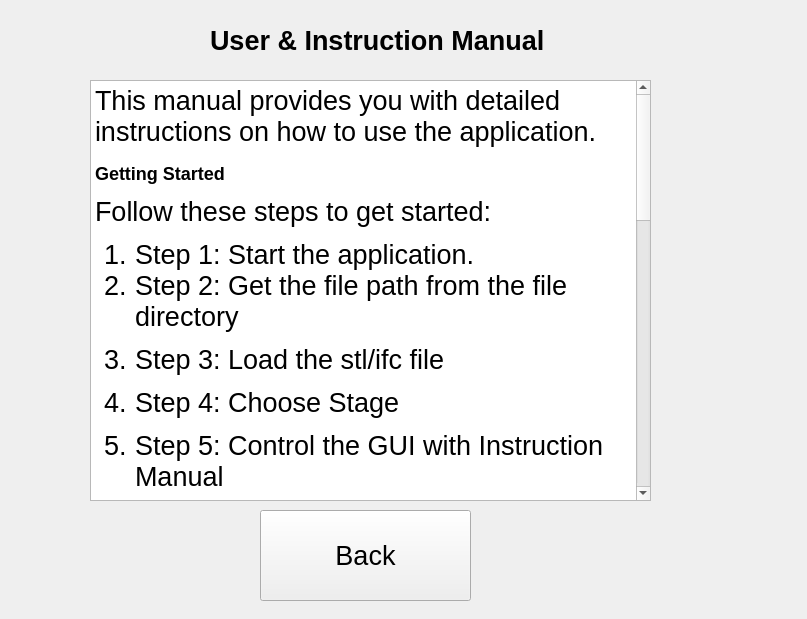
First picture: the form in Greyform-linux/Python_Application/UI_Design/usermanual.ui, repository mokzhizhuan/GreyForm_UIs, before the edit.
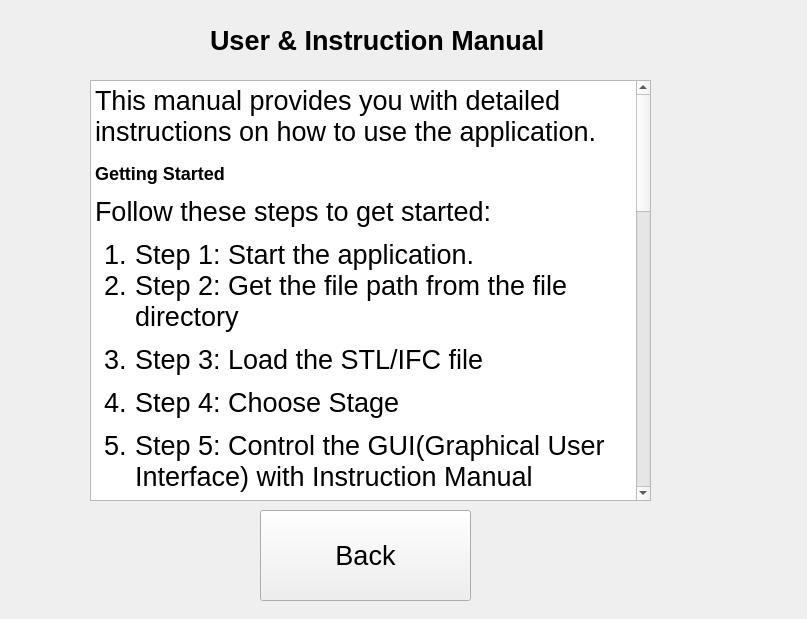
Second picture: the form after the edit.

```diff
--- a/Greyform-linux/Python_Application/UI_Design/usermanual.ui
+++ b/Greyform-linux/Python_Application/UI_Design/usermanual.ui
@@ -32,22 +32,22 @@
 &lt;p style=&quot; margin-top:12px; margin-bottom:12px; margin-left:0px; margin-right:0px; -qt-block-indent:0; text-indent:0px;&quot;&gt;&lt;span style=&quot; font-size:20pt;&quot;&gt;Follow these steps to get started:        &lt;/span&gt;&lt;/p&gt;
 &lt;ol style=&quot;margin-top: 0px; margin-bottom: 0px; margin-left: 0px; margin-right: 0px; -qt-list-indent: 1;&quot;&gt;&lt;li style=&quot; font-size:20pt;&quot; style=&quot; margin-top:12px; margin-bottom:0px; margin-left:0px; margin-right:0px; -qt-block-indent:0; text-indent:0px;&quot;&gt;Step 1: Start the application.            &lt;/li&gt;
 &lt;li style=&quot; font-size:20pt;&quot; style=&quot; margin-top:0px; margin-bottom:12px; margin-left:0px; margin-right:0px; -qt-block-indent:0; text-indent:0px;&quot;&gt;Step 2: Get the file path from the file directory&lt;/li&gt;
-&lt;li style=&quot; font-size:20pt;&quot; style=&quot; margin-top:0px; margin-bottom:12px; margin-left:0px; margin-right:0px; -qt-block-indent:0; text-indent:0px;&quot;&gt;Step 3: Load the stl/ifc file&lt;/li&gt;
+&lt;li style=&quot; font-size:20pt;&quot; style=&quot; margin-top:0px; margin-bottom:12px; margin-left:0px; margin-right:0px; -qt-block-indent:0; text-indent:0px;&quot;&gt;Step 3: Load the STL/IFC file&lt;/li&gt;
 &lt;li style=&quot; font-size:20pt;&quot; style=&quot; margin-top:0px; margin-bottom:12px; margin-left:0px; margin-right:0px; -qt-block-indent:0; text-indent:0px;&quot;&gt;Step 4: Choose Stage&lt;/li&gt;
-&lt;li style=&quot; font-size:20pt;&quot; style=&quot; margin-top:0px; margin-bottom:12px; margin-left:0px; margin-right:0px; -qt-block-indent:0; text-indent:0px;&quot;&gt;Step 5: Control the GUI with Instruction Manual&lt;/li&gt;
-&lt;li style=&quot; font-size:20pt;&quot; style=&quot; margin-top:0px; margin-bottom:12px; margin-left:0px; margin-right:0px; -qt-block-indent:0; text-indent:0px;&quot;&gt;Step 6: Mark the PBU&lt;/li&gt;
+&lt;li style=&quot; font-size:20pt;&quot; style=&quot; margin-top:0px; margin-bottom:12px; margin-left:0px; margin-right:0px; -qt-block-indent:0; text-indent:0px;&quot;&gt;Step 5: Control the GUI(Graphical User Interface) with Instruction Manual&lt;/li&gt;
+&lt;li style=&quot; font-size:20pt;&quot; style=&quot; margin-top:0px; margin-bottom:12px; margin-left:0px; margin-right:0px; -qt-block-indent:0; text-indent:0px;&quot;&gt;Step 6: Mark the PBU(Pre-Fabricated Bathroom Unit)&lt;/li&gt;
 &lt;li style=&quot; font-size:20pt;&quot; style=&quot; margin-top:0px; margin-bottom:12px; margin-left:0px; margin-right:0px; -qt-block-indent:0; text-indent:0px;&quot;&gt; Step 7: Confirm your Marking&lt;/li&gt;
 &lt;li style=&quot; font-size:20pt;&quot; style=&quot; margin-top:0px; margin-bottom:12px; margin-left:0px; margin-right:0px; -qt-block-indent:0; text-indent:0px;&quot;&gt;Step 8: Enable Robot for localization                 &lt;/li&gt;&lt;/ol&gt;
 &lt;h2 style=&quot; margin-top:16px; margin-bottom:12px; margin-left:0px; margin-right:0px; -qt-block-indent:0; text-indent:0px;&quot;&gt;&lt;span style=&quot; font-size:20pt; font-weight:600;&quot;&gt;Features        &lt;/span&gt;&lt;/h2&gt;
 &lt;p style=&quot; margin-top:12px; margin-bottom:12px; margin-left:0px; margin-right:0px; -qt-block-indent:0; text-indent:0px;&quot;&gt;&lt;span style=&quot; font-size:20pt;&quot;&gt;Here are some key features of the application:        &lt;/span&gt;&lt;/p&gt;
 &lt;ul style=&quot;margin-top: 0px; margin-bottom: 0px; margin-left: 0px; margin-right: 0px; -qt-list-indent: 1;&quot;&gt;&lt;li style=&quot; font-size:20pt;&quot; style=&quot; margin-top:12px; margin-bottom:0px; margin-left:0px; margin-right:0px; -qt-block-indent:0; text-indent:0px;&quot;&gt;File Directory&lt;/li&gt;
 &lt;li style=&quot; font-size:20pt;&quot; style=&quot; margin-top:12px; margin-bottom:0px; margin-left:0px; margin-right:0px; -qt-block-indent:0; text-indent:0px;&quot;&gt;Stl/ifc frame display            &lt;/li&gt;
-&lt;li style=&quot; font-size:20pt;&quot; style=&quot; margin-top:0px; margin-bottom:12px; margin-left:0px; margin-right:0px; -qt-block-indent:0; text-indent:0px;&quot;&gt;Gui Display controls&lt;/li&gt;
+&lt;li style=&quot; font-size:20pt;&quot; style=&quot; margin-top:0px; margin-bottom:12px; margin-left:0px; margin-right:0px; -qt-block-indent:0; text-indent:0px;&quot;&gt;GUI(Graphical User Interface) Display controls&lt;/li&gt;
 &lt;li style=&quot; font-size:20pt;&quot; style=&quot; margin-top:0px; margin-bottom:12px; margin-left:0px; margin-right:0px; -qt-block-indent:0; text-indent:0px;&quot;&gt;Postion of the Actor&lt;/li&gt;
 &lt;li style=&quot; font-size:20pt;&quot; style=&quot; margin-top:0px; margin-bottom:12px; margin-left:0px; margin-right:0px; -qt-block-indent:0; text-indent:0px;&quot;&gt;Settings&lt;/li&gt;
 &lt;li style=&quot; font-size:20pt;&quot; style=&quot; margin-top:0px; margin-bottom:12px; margin-left:0px; margin-right:0px; -qt-block-indent:0; text-indent:0px;&quot;&gt;Collision&lt;/li&gt;&lt;/ul&gt;
 &lt;p style=&quot;-qt-paragraph-type:empty; margin-top:0px; margin-bottom:12px; margin-left:0px; margin-right:0px; -qt-block-indent:0; text-indent:0px; font-size:20pt;&quot;&gt;&lt;br /&gt;&lt;/p&gt;
-&lt;p style=&quot; margin-top:0px; margin-bottom:12px; margin-left:0px; margin-right:0px; -qt-block-indent:0; text-indent:0px;&quot;&gt;&lt;span style=&quot; font-size:20pt; font-weight:600;&quot;&gt;GUI Instruction :&lt;/span&gt;&lt;/p&gt;
+&lt;p style=&quot; margin-top:0px; margin-bottom:12px; margin-left:0px; margin-right:0px; -qt-block-indent:0; text-indent:0px;&quot;&gt;&lt;span style=&quot; font-size:20pt; font-weight:600;&quot;&gt;GUI(Graphical User Interface) Instruction :&lt;/span&gt;&lt;/p&gt;
 &lt;p style=&quot; margin-top:0px; margin-bottom:12px; margin-left:0px; margin-right:0px; -qt-block-indent:0; text-indent:0px;&quot;&gt;&lt;span style=&quot; font-size:20pt;&quot;&gt;Press right click to go inside the PBU view&lt;/span&gt;&lt;/p&gt;
 &lt;p style=&quot; margin-top:0px; margin-bottom:12px; margin-left:0px; margin-right:0px; -qt-block-indent:0; text-indent:0px;&quot;&gt;&lt;span style=&quot; font-size:20pt;&quot;&gt;Up , down left, right for the camera&lt;/span&gt;&lt;/p&gt;
 &lt;p style=&quot; margin-top:0px; margin-bottom:12px; margin-left:0px; margin-right:0px; -qt-block-indent:0; text-indent:0px;&quot;&gt;&lt;span style=&quot; font-size:20pt;&quot;&gt;Left click is to move the inside view&lt;/span&gt;&lt;/p&gt;
```
